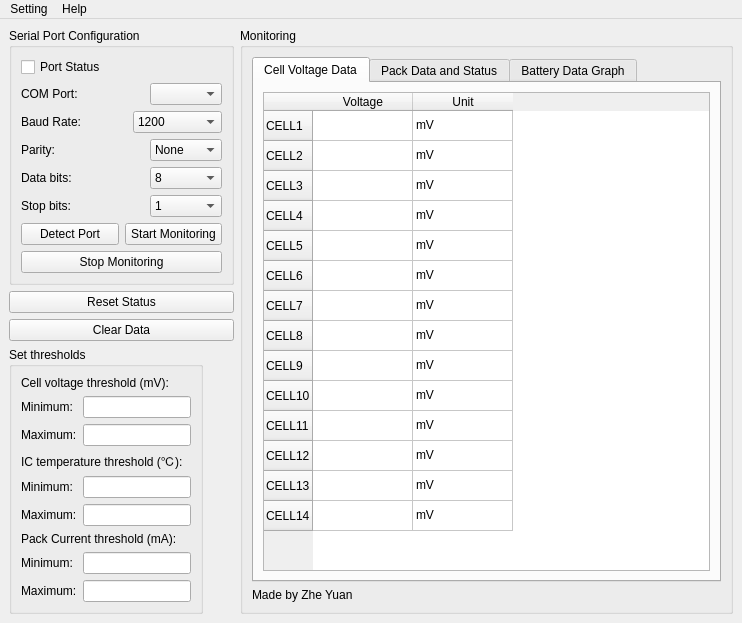
Qt form UI/BMS_GUI.ui (Zyuangeorge/Third_year_project) before a commit.
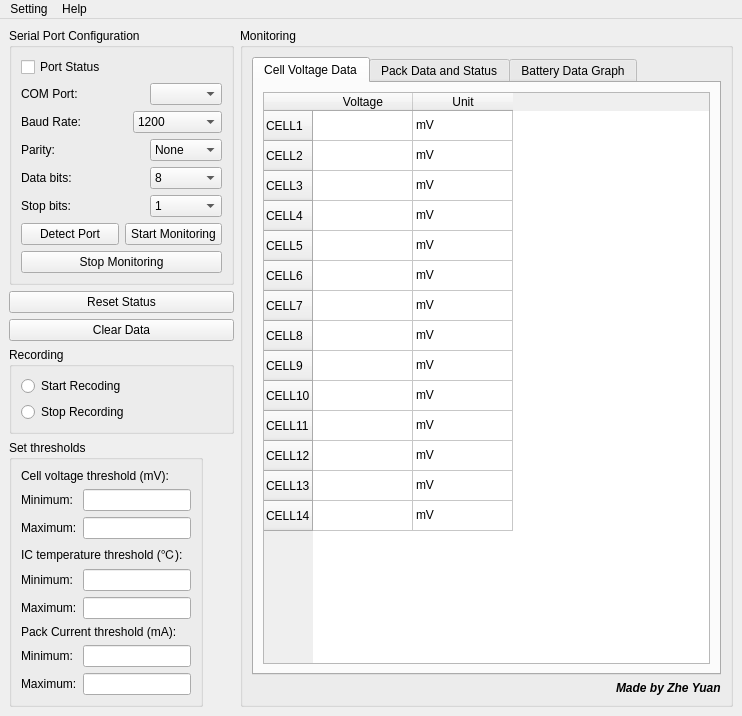
The same form after that commit.

Commit message: update recording function(no output)

What changed in the file:
```diff
--- a/UI/BMS_GUI.ui
+++ b/UI/BMS_GUI.ui
@@ -7,7 +7,7 @@
     <x>0</x>
     <y>0</y>
     <width>742</width>
-    <height>592</height>
+    <height>713</height>
    </rect>
   </property>
   <property name="font">
@@ -350,6 +350,29 @@
         </property>
        </widget>
       </item>
+      <item>
+       <widget class="QGroupBox" name="recordGroupBox">
+        <property name="title">
+         <string>Recording</string>
+        </property>
+        <layout class="QVBoxLayout" name="recordGroupBoxLayout">
+         <item>
+          <widget class="QRadioButton" name="startRecordButton">
+           <property name="text">
+            <string>Start Recoding</string>
+           </property>
+          </widget>
+         </item>
+         <item>
+          <widget class="QRadioButton" name="stopRecordButton">
+           <property name="text">
+            <string>Stop Recording</string>
+           </property>
+          </widget>
+         </item>
+        </layout>
+       </widget>
+      </item>
       <item>
        <widget class="QGroupBox" name="thresholdGroupBox">
         <property name="sizePolicy">
@@ -1230,10 +1253,14 @@
          </widget>
         </widget>
        </item>
-       <item>
+       <item alignment="Qt::AlignRight">
         <widget class="QLabel" name="nameLabel">
-         <property name="layoutDirection">
-          <enum>Qt::LeftToRight</enum>
+         <property name="font">
+          <font>
+           <family>Arial</family>
+           <italic>true</italic>
+           <bold>true</bold>
+          </font>
          </property>
          <property name="text">
           <string>Made by Zhe Yuan</string>
```
The commit also changes 3 other files.
